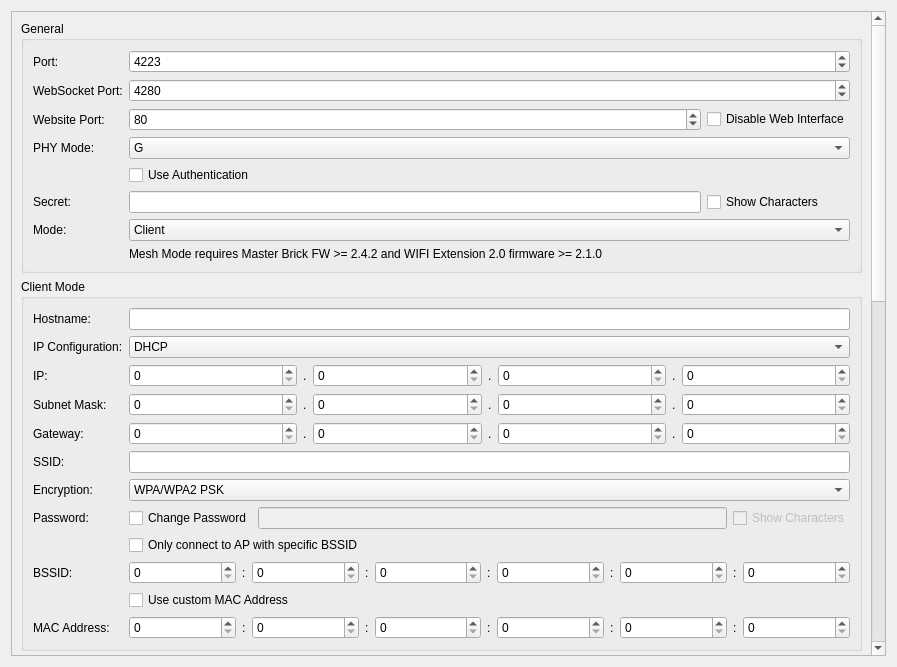
Above: src/brickv/plugin_system/plugins/master/ui/wifi2.ui from Tinkerforge/brickv before the change. Below: the same form after it.
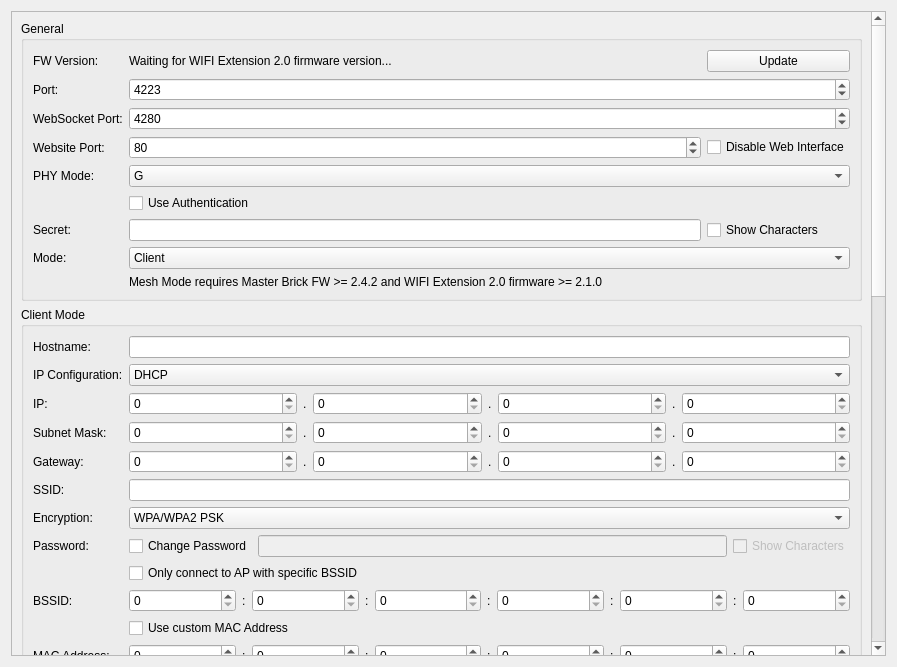
That is the form after the change. Custom widgets are drawn as their Qt base class.

Commit message: master: Refactor update show logic. Add WIFI Ext FW version label.

```diff
--- a/src/brickv/plugin_system/plugins/master/ui/wifi2.ui
+++ b/src/brickv/plugin_system/plugins/master/ui/wifi2.ui
@@ -24,8 +24,8 @@
        <rect>
         <x>0</x>
         <y>0</y>
-        <width>859</width>
-        <height>1700</height>
+        <width>861</width>
+        <height>1906</height>
        </rect>
       </property>
       <layout class="QVBoxLayout" name="verticalLayout">
@@ -1939,62 +1939,7 @@
            <layout class="QVBoxLayout" name="verticalLayout_7">
             <item>
              <layout class="QGridLayout" name="gridLayout_3">
-              <item row="6" column="0">
-               <widget class="QLabel" name="wifi_mode_label">
-                <property name="sizePolicy">
-                 <sizepolicy hsizetype="Minimum" vsizetype="Preferred">
-                  <horstretch>0</horstretch>
-                  <verstretch>0</verstretch>
-                 </sizepolicy>
-                </property>
-                <property name="text">
-                 <string>Mode:</string>
-                </property>
-                <property name="buddy">
-                 <cstring>wifi_mode</cstring>
-                </property>
-               </widget>
-              </item>
-              <item row="4" column="1" colspan="2">
-               <widget class="QCheckBox" name="wifi_use_auth">
-                <property name="sizePolicy">
-                 <sizepolicy hsizetype="Expanding" vsizetype="Fixed">
-                  <horstretch>0</horstretch>
-                  <verstretch>0</verstretch>
-                 </sizepolicy>
-                </property>
-                <property name="text">
-                 <string>Use Authentication</string>
-                </property>
-               </widget>
-              </item>
-              <item row="0" column="1" colspan="2">
-               <widget class="QSpinBox" name="wifi_port">
-                <property name="sizePolicy">
-                 <sizepolicy hsizetype="Expanding" vsizetype="Fixed">
-                  <horstretch>0</horstretch>
-                  <verstretch>0</verstretch>
-                 </sizepolicy>
-                </property>
-                <property name="minimum">
-                 <number>1</number>
-                </property>
-                <property name="maximum">
-                 <number>65535</number>
-                </property>
-                <property name="value">
-                 <number>4223</number>
-                </property>
-               </widget>
-              </item>
-              <item row="5" column="1">
-               <widget class="QLineEdit" name="wifi_secret">
-                <property name="maxLength">
-                 <number>64</number>
-                </property>
-               </widget>
-              </item>
-              <item row="1" column="1" colspan="2">
+              <item row="2" column="1" colspan="2">
                <widget class="QSpinBox" name="wifi_websocket_port">
                 <property name="sizePolicy">
                  <sizepolicy hsizetype="Expanding" vsizetype="Fixed">
@@ -2013,93 +1958,7 @@
                 </property>
                </widget>
               </item>
-              <item row="2" column="0">
-               <widget class="QLabel" name="wifi_website_port_label">
-                <property name="sizePolicy">
-                 <sizepolicy hsizetype="Minimum" vsizetype="Preferred">
-                  <horstretch>0</horstretch>
-                  <verstretch>0</verstretch>
-                 </sizepolicy>
-                </property>
-                <property name="text">
-                 <string>Website Port:</string>
-                </property>
-               </widget>
-              </item>
-              <item row="1" column="0">
-               <widget class="QLabel" name="wifi_websocket_port_label">
-                <property name="sizePolicy">
-                 <sizepolicy hsizetype="Minimum" vsizetype="Preferred">
-                  <horstretch>0</horstretch>
-                  <verstretch>0</verstretch>
-                 </sizepolicy>
-                </property>
-                <property name="text">
-                 <string>WebSocket Port:</string>
-                </property>
-               </widget>
-              </item>
-              <item row="3" column="1" colspan="2">
-               <widget class="QComboBox" name="wifi_phy_mode">
-                <property name="sizePolicy">
-                 <sizepolicy hsizetype="Expanding" vsizetype="Fixed">
-                  <horstretch>0</horstretch>
-                  <verstretch>0</verstretch>
-                 </sizepolicy>
-                </property>
-                <property name="currentIndex">
-                 <number>1</number>
-                </property>
-                <item>
-                 <property name="text">
-                  <string>B</string>
-                 </property>
-                </item>
-                <item>
-                 <property name="text">
-                  <string>G</string>
-                 </property>
-                </item>
-                <item>
-                 <property name="text">
-                  <string>N</string>
-                 </property>
-                </item>
-               </widget>
-              </item>
-              <item row="2" column="1">
-               <widget class="QSpinBox" name="wifi_website_port">
-                <property name="sizePolicy">
-                 <sizepolicy hsizetype="Expanding" vsizetype="Fixed">
-                  <horstretch>4</horstretch>
-                  <verstretch>0</verstretch>
-                 </sizepolicy>
-                </property>
-                <property name="minimum">
-                 <number>2</number>
-                </property>
-                <property name="maximum">
-                 <number>65534</number>
-                </property>
-                <property name="value">
-                 <number>80</number>
-                </property>
-               </widget>
-              </item>
-              <item row="3" column="0">
-               <widget class="QLabel" name="wifi_phy_mode_label">
-                <property name="sizePolicy">
-                 <sizepolicy hsizetype="Minimum" vsizetype="Preferred">
-                  <horstretch>0</horstretch>
-                  <verstretch>0</verstretch>
-                 </sizepolicy>
-                </property>
-                <property name="text">
-                 <string>PHY Mode:</string>
-                </property>
-               </widget>
-              </item>
-              <item row="2" column="2">
+              <item row="3" column="2">
                <widget class="QCheckBox" name="wifi_disable_web_interface">
                 <property name="sizePolicy">
                  <sizepolicy hsizetype="Minimum" vsizetype="Fixed">
@@ -2112,39 +1971,7 @@
                 </property>
                </widget>
               </item>
-              <item row="0" column="0">
-               <widget class="QLabel" name="wifi_port_label">
-                <property name="sizePolicy">
-                 <sizepolicy hsizetype="Minimum" vsizetype="Preferred">
-                  <horstretch>0</horstretch>
-                  <verstretch>0</verstretch>
-                 </sizepolicy>
-                </property>
-                <property name="text">
-                 <string>Port:</string>
-                </property>
-                <property name="buddy">
-                 <cstring>wifi_port</cstring>
-                </property>
-               </widget>
-              </item>
-              <item row="5" column="0">
-               <widget class="QLabel" name="wifi_secret_label">
-                <property name="sizePolicy">
-                 <sizepolicy hsizetype="Minimum" vsizetype="Preferred">
-                  <horstretch>0</horstretch>
-                  <verstretch>0</verstretch>
-                 </sizepolicy>
-                </property>
-                <property name="text">
-                 <string>Secret:</string>
-                </property>
-                <property name="buddy">
-                 <cstring>wifi_secret</cstring>
-                </property>
-               </widget>
-              </item>
-              <item row="5" column="2">
+              <item row="6" column="2">
                <widget class="QCheckBox" name="wifi_show_characters">
                 <property name="sizePolicy">
                  <sizepolicy hsizetype="Minimum" vsizetype="Fixed">
@@ -2157,7 +1984,23 @@
                 </property>
                </widget>
               </item>
-              <item row="6" column="1" colspan="2">
+              <item row="7" column="0">
+               <widget class="QLabel" name="wifi_mode_label">
+                <property name="sizePolicy">
+                 <sizepolicy hsizetype="Minimum" vsizetype="Preferred">
+                  <horstretch>0</horstretch>
+                  <verstretch>0</verstretch>
+                 </sizepolicy>
+                </property>
+                <property name="text">
+                 <string>Mode:</string>
+                </property>
+                <property name="buddy">
+                 <cstring>wifi_mode</cstring>
+                </property>
+               </widget>
+              </item>
+              <item row="7" column="1" colspan="2">
                <widget class="QComboBox" name="wifi_mode">
                 <property name="sizePolicy">
                  <sizepolicy hsizetype="Expanding" vsizetype="Fixed">
@@ -2194,7 +2037,109 @@
                 </item>
                </widget>
               </item>
-              <item row="7" column="1" colspan="2">
+              <item row="4" column="1" colspan="2">
+               <widget class="QComboBox" name="wifi_phy_mode">
+                <property name="sizePolicy">
+                 <sizepolicy hsizetype="Expanding" vsizetype="Fixed">
+                  <horstretch>0</horstretch>
+                  <verstretch>0</verstretch>
+                 </sizepolicy>
+                </property>
+                <property name="currentIndex">
+                 <number>1</number>
+                </property>
+                <item>
+                 <property name="text">
+                  <string>B</string>
+                 </property>
+                </item>
+                <item>
+                 <property name="text">
+                  <string>G</string>
+                 </property>
+                </item>
+                <item>
+                 <property name="text">
+                  <string>N</string>
+                 </property>
+                </item>
+               </widget>
+              </item>
+              <item row="3" column="0">
+               <widget class="QLabel" name="wifi_website_port_label">
+                <property name="sizePolicy">
+                 <sizepolicy hsizetype="Minimum" vsizetype="Preferred">
+                  <horstretch>0</horstretch>
+                  <verstretch>0</verstretch>
+                 </sizepolicy>
+                </property>
+                <property name="text">
+                 <string>Website Port:</string>
+                </property>
+               </widget>
+              </item>
+              <item row="2" column="0">
+               <widget class="QLabel" name="wifi_websocket_port_label">
+                <property name="sizePolicy">
+                 <sizepolicy hsizetype="Minimum" vsizetype="Preferred">
+                  <horstretch>0</horstretch>
+                  <verstretch>0</verstretch>
+                 </sizepolicy>
+                </property>
+                <property name="text">
+                 <string>WebSocket Port:</string>
+                </property>
+               </widget>
+              </item>
+              <item row="1" column="0">
+               <widget class="QLabel" name="wifi_port_label">
+                <property name="sizePolicy">
+                 <sizepolicy hsizetype="Minimum" vsizetype="Preferred">
+                  <horstretch>0</horstretch>
+                  <verstretch>0</verstretch>
+                 </sizepolicy>
+                </property>
+                <property name="text">
+                 <string>Port:</string>
+                </property>
+                <property name="buddy">
+                 <cstring>wifi_port</cstring>
+                </property>
+               </widget>
+              </item>
+              <item row="3" column="1">
+               <widget class="QSpinBox" name="wifi_website_port">
+                <property name="sizePolicy">
+                 <sizepolicy hsizetype="Expanding" vsizetype="Fixed">
+                  <horstretch>4</horstretch>
+                  <verstretch>0</verstretch>
+                 </sizepolicy>
+                </property>
+                <property name="minimum">
+                 <number>2</number>
+                </property>
+                <property name="maximum">
+                 <number>65534</number>
+                </property>
+                <property name="value">
+                 <number>80</number>
+                </property>
+               </widget>
+              </item>
+              <item row="5" column="1" colspan="2">
+               <widget class="QCheckBox" name="wifi_use_auth">
+                <property name="sizePolicy">
+                 <sizepolicy hsizetype="Expanding" vsizetype="Fixed">
+                  <horstretch>0</horstretch>
+                  <verstretch>0</verstretch>
+                 </sizepolicy>
+                </property>
+                <property name="text">
+                 <string>Use Authentication</string>
+                </property>
+               </widget>
+              </item>
+              <item row="8" column="1" colspan="2">
                <widget class="QLabel" name="label_mesh_hint">
                 <property name="sizePolicy">
                  <sizepolicy hsizetype="Expanding" vsizetype="Preferred">
@@ -2210,6 +2155,82 @@
                 </property>
                </widget>
               </item>
+              <item row="0" column="0">
+               <widget class="QLabel" name="wifi_firmware_version_description_label">
+                <property name="text">
+                 <string>FW Version:</string>
+                </property>
+               </widget>
+              </item>
+              <item row="6" column="0">
+               <widget class="QLabel" name="wifi_secret_label">
+                <property name="sizePolicy">
+                 <sizepolicy hsizetype="Minimum" vsizetype="Preferred">
+                  <horstretch>0</horstretch>
+                  <verstretch>0</verstretch>
+                 </sizepolicy>
+                </property>
+                <property name="text">
+                 <string>Secret:</string>
+                </property>
+                <property name="buddy">
+                 <cstring>wifi_secret</cstring>
+                </property>
+               </widget>
+              </item>
+              <item row="6" column="1">
+               <widget class="QLineEdit" name="wifi_secret">
+                <property name="maxLength">
+                 <number>64</number>
+                </property>
+               </widget>
+              </item>
+              <item row="4" column="0">
+               <widget class="QLabel" name="wifi_phy_mode_label">
+                <property name="sizePolicy">
+                 <sizepolicy hsizetype="Minimum" vsizetype="Preferred">
+                  <horstretch>0</horstretch>
+                  <verstretch>0</verstretch>
+                 </sizepolicy>
+                </property>
+                <property name="text">
+                 <string>PHY Mode:</string>
+                </property>
+               </widget>
+              </item>
+              <item row="1" column="1" colspan="2">
+               <widget class="QSpinBox" name="wifi_port">
+                <property name="sizePolicy">
+                 <sizepolicy hsizetype="Expanding" vsizetype="Fixed">
+                  <horstretch>0</horstretch>
+                  <verstretch>0</verstretch>
+                 </sizepolicy>
+                </property>
+                <property name="minimum">
+                 <number>1</number>
+                </property>
+                <property name="maximum">
+                 <number>65535</number>
+                </property>
+                <property name="value">
+                 <number>4223</number>
+                </property>
+               </widget>
+              </item>
+              <item row="0" column="1">
+               <widget class="QLabel" name="wifi_firmware_version_label">
+                <property name="text">
+                 <string>Waiting for WIFI Extension 2.0 firmware version...</string>
+                </property>
+               </widget>
+              </item>
+              <item row="0" column="2">
+               <widget class="QPushButton" name="wifi_update_firmware_button">
+                <property name="text">
+                 <string>Update</string>
+                </property>
+               </widget>
+              </item>
              </layout>
             </item>
            </layout>
```
The commit also changes 2 other files.
